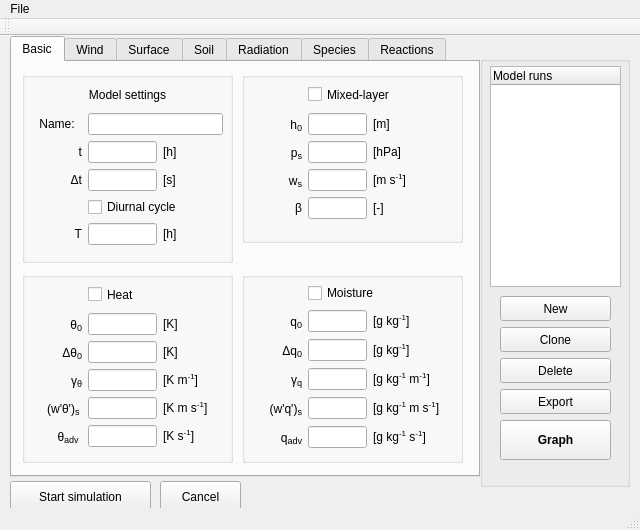
Qt form mainwindow.ui (classmodel/modelgui) before a commit.
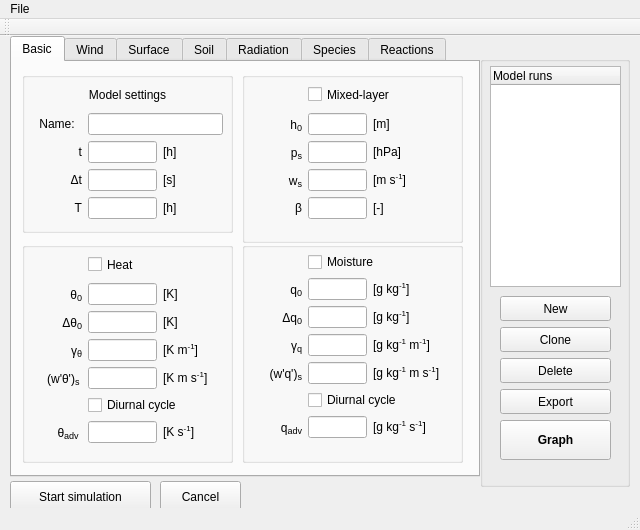
The same form after that commit.

Commit message: Moved switches diurnal cycle

```diff
--- a/mainwindow.ui
+++ b/mainwindow.ui
@@ -69,7 +69,7 @@
         <x>10</x>
         <y>10</y>
         <width>211</width>
-        <height>191</height>
+        <height>161</height>
        </rect>
       </property>
       <property name="title">
@@ -81,7 +81,7 @@
          <x>10</x>
          <y>10</y>
          <width>191</width>
-         <height>166</height>
+         <height>141</height>
         </rect>
        </property>
        <layout class="QGridLayout" name="modelsettings_grid" columnminimumwidth="50,0,60">
@@ -208,20 +208,7 @@
           </property>
          </widget>
         </item>
-        <item row="4" column="1" colspan="2">
-         <widget class="QCheckBox" name="sw_diurnal">
-          <property name="acceptDrops">
-           <bool>true</bool>
-          </property>
-          <property name="toolTip">
-           <string>Use a diurnal cycle with period T for the surface fluxes</string>
-          </property>
-          <property name="text">
-           <string>Diurnal cycle</string>
-          </property>
-         </widget>
-        </item>
-        <item row="5" column="1">
+        <item row="4" column="1">
          <widget class="QLineEdit" name="input_period">
           <property name="toolTip">
            <string>period of diurnal cycle</string>
@@ -234,7 +221,7 @@
           </property>
          </widget>
         </item>
-        <item row="5" column="0">
+        <item row="4" column="0">
          <widget class="QLabel" name="label_period">
           <property name="toolTip">
            <string/>
@@ -247,7 +234,7 @@
           </property>
          </widget>
         </item>
-        <item row="5" column="2">
+        <item row="4" column="2">
          <widget class="QLabel" name="unitlabel_period">
           <property name="toolTip">
            <string/>
@@ -267,9 +254,9 @@
       <property name="geometry">
        <rect>
         <x>10</x>
-        <y>210</y>
+        <y>180</y>
         <width>211</width>
-        <height>191</height>
+        <height>221</height>
        </rect>
       </property>
       <property name="title">
@@ -281,7 +268,7 @@
          <x>10</x>
          <y>10</y>
          <width>191</width>
-         <height>171</height>
+         <height>191</height>
         </rect>
        </property>
        <layout class="QGridLayout" name="heat_grid" columnminimumwidth="50,0,60">
@@ -441,7 +428,7 @@
           </property>
          </widget>
         </item>
-        <item row="5" column="0">
+        <item row="6" column="0">
          <widget class="QLabel" name="label_heat_advtheta">
           <property name="toolTip">
            <string/>
@@ -455,7 +442,7 @@
           </property>
          </widget>
         </item>
-        <item row="5" column="1">
+        <item row="6" column="1">
          <widget class="QLineEdit" name="input_heat_advtheta">
           <property name="toolTip">
            <string>advection of heat</string>
@@ -468,7 +455,7 @@
           </property>
          </widget>
         </item>
-        <item row="5" column="2">
+        <item row="6" column="2">
          <widget class="QLabel" name="unitlabel_heat_advtheta">
           <property name="toolTip">
            <string/>
@@ -497,6 +484,19 @@
           </property>
          </widget>
         </item>
+        <item row="5" column="1" colspan="2">
+         <widget class="QCheckBox" name="sw_diurnal">
+          <property name="acceptDrops">
+           <bool>true</bool>
+          </property>
+          <property name="toolTip">
+           <string>Use a diurnal cycle with period T for the surface fluxes</string>
+          </property>
+          <property name="text">
+           <string>Diurnal cycle</string>
+          </property>
+         </widget>
+        </item>
        </layout>
       </widget>
      </widget>
@@ -713,9 +713,9 @@
       <property name="geometry">
        <rect>
         <x>230</x>
-        <y>210</y>
+        <y>180</y>
         <width>221</width>
-        <height>191</height>
+        <height>221</height>
        </rect>
       </property>
       <property name="title">
@@ -727,7 +727,7 @@
          <x>10</x>
          <y>10</y>
          <width>201</width>
-         <height>171</height>
+         <height>191</height>
         </rect>
        </property>
        <layout class="QGridLayout" name="moisture_grid" columnminimumwidth="50,0,80">
@@ -890,7 +890,7 @@
           </property>
          </widget>
         </item>
-        <item row="5" column="0">
+        <item row="6" column="0">
          <widget class="QLabel" name="label_moisture_advq">
           <property name="toolTip">
            <string/>
@@ -903,7 +903,7 @@
           </property>
          </widget>
         </item>
-        <item row="5" column="1">
+        <item row="6" column="1">
          <widget class="QLineEdit" name="input_moisture_advq">
           <property name="toolTip">
            <string>advection of moisture</string>
@@ -916,7 +916,7 @@
           </property>
          </widget>
         </item>
-        <item row="5" column="2">
+        <item row="6" column="2">
          <widget class="QLabel" name="unitlabel_moisture_advq">
           <property name="toolTip">
            <string/>
@@ -936,6 +936,19 @@
           </property>
          </widget>
         </item>
+        <item row="5" column="1" colspan="2">
+         <widget class="QCheckBox" name="sw_diurnal_2">
+          <property name="acceptDrops">
+           <bool>true</bool>
+          </property>
+          <property name="toolTip">
+           <string>Use a diurnal cycle with period T for the surface fluxes</string>
+          </property>
+          <property name="text">
+           <string>Diurnal cycle</string>
+          </property>
+         </widget>
+        </item>
        </layout>
       </widget>
      </widget>
```
The commit also changes 1 other file.
